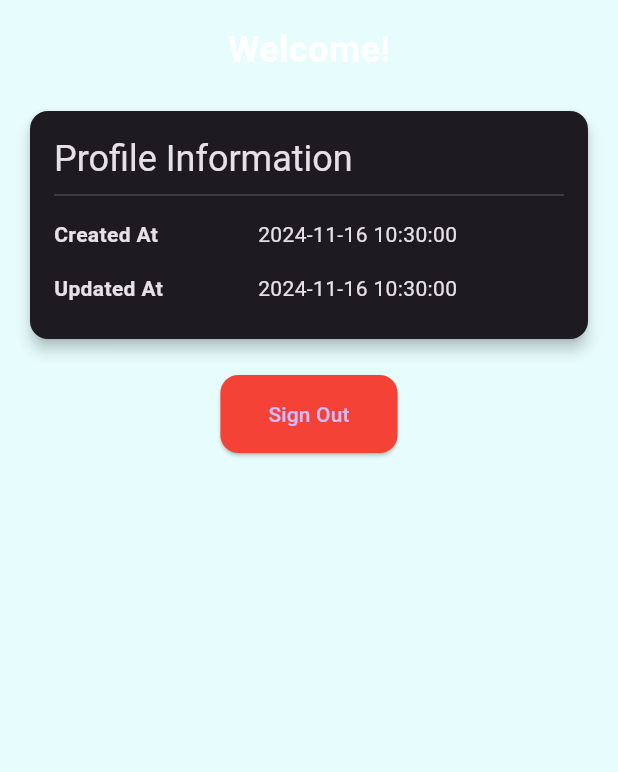
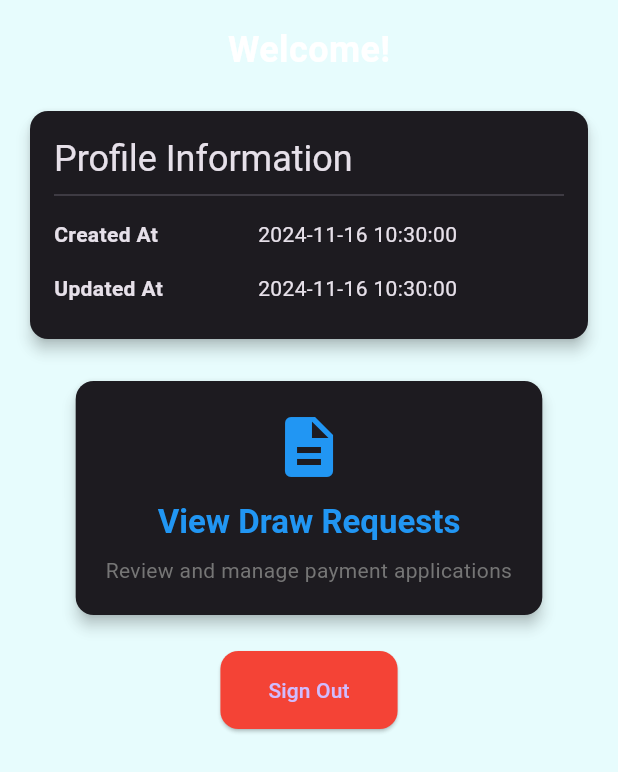
Before and after one commit to jthomaschappell/drawfi_flutter_project, a Flutter app: the LenderScreen screen opened directly with empty values, on a phone screen of 412 x 824 dp. Shown: the top 772 px of the screen. Run offline on Flutter 3.47's test engine with Material 3 defaults, Android fonts, the phone set to English and light mode, and no system bars; our stand-ins replace flutter_dotenv, supabase_flutter; accounts and stored records are empty.

Commit message:
added a drawrequest view bottom in to the lender screen

```diff
--- a/lib/screens/lender_screen.dart
+++ b/lib/screens/lender_screen.dart
@@ -43,6 +43,8 @@ class LenderScreen extends StatelessWidget {
                     const SizedBox(height: 20),
                     _buildProfileCard(context),
                     const SizedBox(height: 20),
+                    _buildDrawRequestButton(context),
+                    const SizedBox(height: 20),
                     ElevatedButton(
                       onPressed: authService.signOut,
                       style: ElevatedButton.styleFrom(
@@ -67,8 +69,55 @@ class LenderScreen extends StatelessWidget {
     );
   }
 
+  Widget _buildDrawRequestButton(BuildContext context) {
+    return Card(
+      elevation: 4,
+      shape: RoundedRectangleBorder(
+        borderRadius: BorderRadius.circular(12),
+      ),
+      child: InkWell(
+        onTap: () {
+          Navigator.push(
+            context,
+            MaterialPageRoute(
+              builder: (context) => DrawRequestsView(userProfile: userProfile),
+            ),
+          );
+        },
+        child: Padding(
+          padding: const EdgeInsets.all(20.0),
+          child: Column(
+            children: [
+              const Icon(
+                Icons.description,
+                size: 48,
+                color: Colors.blue,
+              ),
+              const SizedBox(height: 12),
+              Text(
+                'View Draw Requests',
+                style: Theme.of(context).textTheme.titleLarge?.copyWith(
+                      color: Colors.blue,
+                      fontWeight: FontWeight.bold,
+                    ),
+              ),
+              const SizedBox(height: 8),
+              Text(
+                'Review and manage payment applications',
+                style: Theme.of(context).textTheme.bodyMedium?.copyWith(
+                      color: Colors.grey[600],
+                    ),
+                textAlign: TextAlign.center,
+              ),
+            ],
+          ),
+        ),
+      ),
+    );
+  }
+
   Widget _buildProfileCard(BuildContext context) {
-    // Define the order and display names of fields
+    // Your existing _buildProfileCard implementation
     final fieldDisplayOrder = [
       'full_name',
       'email',
@@ -99,7 +148,6 @@ class LenderScreen extends StatelessWidget {
                 return const SizedBox.shrink();
               }
 
-              // Format datetime fields
               String displayValue = value.toString();
               if (fieldName.contains('_at')) {
                 final dateTime = DateTime.parse(value.toString());
@@ -142,10 +190,44 @@ class LenderScreen extends StatelessWidget {
   }
 }
 
-// Extension to capitalize strings
+// Keep your existing StringExtension
 extension StringExtension on String {
   String capitalize() {
     if (isEmpty) return this;
     return '${this[0].toUpperCase()}${substring(1)}';
   }
 }
+
+// Create a new widget for the Draw Requests view
+class DrawRequestsView extends StatefulWidget {
+  final Map<String, dynamic> userProfile;
+
+  const DrawRequestsView({
+    super.key,
+    required this.userProfile,
+  });
+
+  @override
+  State<DrawRequestsView> createState() => _DrawRequestsViewState();
+}
+
+class _DrawRequestsViewState extends State<DrawRequestsView> {
+  @override
+  Widget build(BuildContext context) {
+    return Scaffold(
+      backgroundColor: const Color.fromARGB(200, 224, 251, 252),
+      appBar: AppBar(
+        title: const Text('Draw Requests'),
+        backgroundColor: Colors.transparent,
+        elevation: 0,
+      ),
+      body: const SingleChildScrollView(
+        child: Padding(
+          padding: EdgeInsets.all(16.0),
+          // Add your DrawRequestsView content here
+          // This is where you'll implement the payment applications view
+        ),
+      ),
+    );
+  }
+}
```
